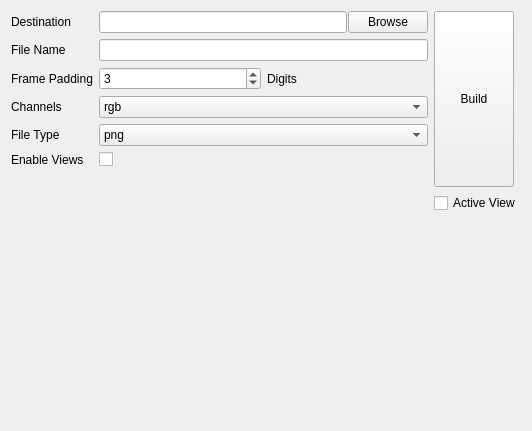
Qt form DML_Nuke/Gizmos_And_Tools/Nuke_Layer_Merge_Builder/Nuke_Layer_Merge_Builder.ui (SGSMarkNA/DML_Tools) before a commit.
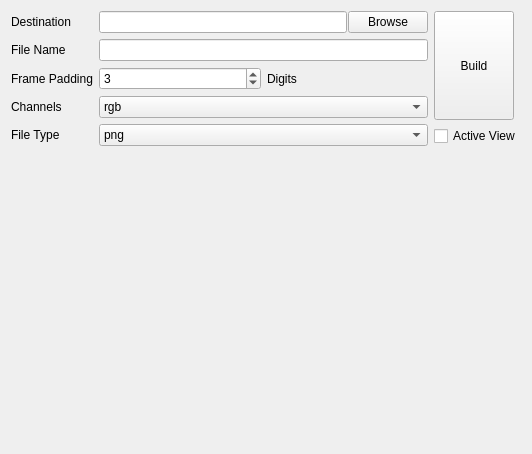
The same form after that commit. Custom widgets are drawn as their Qt base class.

Commit message: completely removed dml_enable_views knob

What changed in the file:
```diff
--- a/DML_Nuke/Gizmos_And_Tools/Nuke_Layer_Merge_Builder/Nuke_Layer_Merge_Builder.ui
+++ b/DML_Nuke/Gizmos_And_Tools/Nuke_Layer_Merge_Builder/Nuke_Layer_Merge_Builder.ui
@@ -7,13 +7,13 @@
     <x>0</x>
     <y>0</y>
     <width>532</width>
-    <height>431</height>
+    <height>454</height>
    </rect>
   </property>
   <property name="windowTitle">
    <string>Form</string>
   </property>
-  <layout class="QGridLayout" name="gridLayout">
+  <layout class="QGridLayout" name="gridLayout" rowstretch="0,1">
    <item row="0" column="0">
     <layout class="QFormLayout" name="formLayout">
      <item row="0" column="0">
@@ -142,16 +142,6 @@
        </item>
       </widget>
      </item>
-     <item row="5" column="0">
-      <widget class="QLabel" name="enableViewsLabel">
-       <property name="text">
-        <string>Enable Views</string>
-       </property>
-      </widget>
-     </item>
-     <item row="5" column="1">
-      <widget class="QCheckBox" name="enableViewsCheckBox"/>
-     </item>
     </layout>
    </item>
    <item row="0" column="1">
```
The commit also changes 10 other files.
